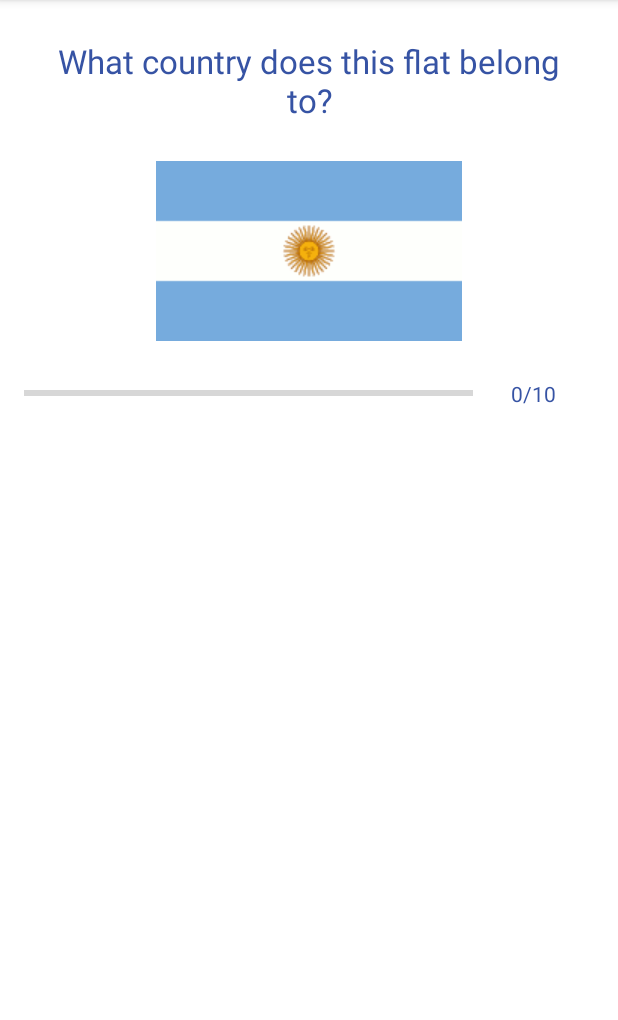
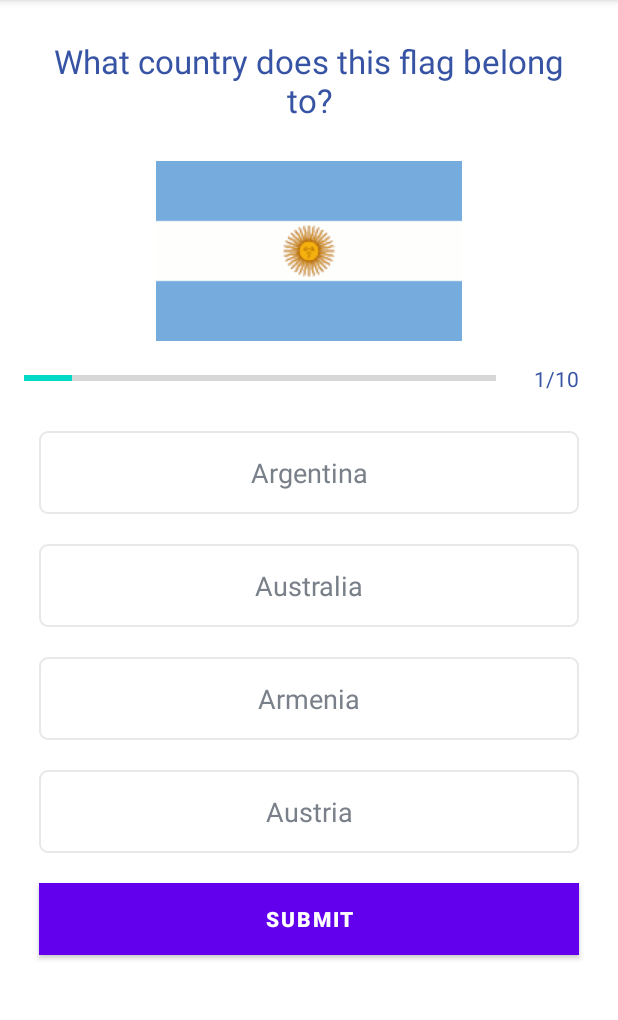
Before and after one commit to Kasaklalita/Quiz-App, an Android app: the QuizQuestionsActivity screen opened directly, with no data from a screen before it, on a phone screen of 412 x 824 dp, the part 84-1104 px from its top. Run offline under Robolectric (Android 15) with nearby library versions, the phone set to English and light mode, and no system bars.

Commit message:
Connecting the UI to the Model

```diff
--- a/app/src/main/java/com/example/quizapp/QuizQuestionsActivity.kt
+++ b/app/src/main/java/com/example/quizapp/QuizQuestionsActivity.kt
@@ -3,6 +3,8 @@ package com.example.quizapp
 import androidx.appcompat.app.AppCompatActivity
 import android.os.Bundle
 import android.util.Log
+import kotlinx.android.synthetic.main.activity_quiz_questions.*
+import kotlinx.android.synthetic.main.activity_quiz_questions.view.*
 
 class QuizQuestionsActivity : AppCompatActivity() {
     override fun onCreate(savedInstanceState: Bundle?) {
@@ -11,5 +13,18 @@ class QuizQuestionsActivity : AppCompatActivity() {
 
         val questionsList = Constants.getQuestions()
         Log.i("Questions Size", "${questionsList.size}")
+
+        val currentPosition: Int = 1
+        val question: Question? = questionsList[currentPosition - 1]
+
+        progressBar.progress = currentPosition
+        tv_progress.text = "${currentPosition}/${progressBar.max}"
+        tv_question.text = question!!.question
+        iv_image.setImageResource(question.image)
+        tv_option_one.text = question.optionOne
+        tv_option_two.text = question.optionTwo
+        tv_option_three.text = question.optionThree
+        tv_option_four.text = question.optionFour
+
     }
 }
--- /dev/null
+++ b/app/src/main/res/drawable-v24/default_option_border_bg.xml
@@ -0,0 +1,9 @@
+<?xml version="1.0" encoding="utf-8" ?>
+<shape xmlns:android="http://schemas.android.com/apk/res/android"
+    android:shape="rectangle">
+    <stroke
+        android:width="1dp"
+        android:color="#E8E8E8" />
+    <solid android:color="@android:color/white"/>
+    <corners android:radius="5dp"/>
+</shape>
--- a/app/src/main/res/layout/activity_quiz_questions.xml
+++ b/app/src/main/res/layout/activity_quiz_questions.xml
@@ -19,7 +19,7 @@
             android:layout_height="wrap_content"
             android:layout_margin="10dp"
             android:gravity="center"
-            android:text="What country does this flat belong to?"
+            android:text="What country does this flag belong to?"
             android:textColor="#3653A4"
             android:textSize="22sp" />
 
@@ -54,11 +54,69 @@
                 android:layout_height="wrap_content"
                 android:layout_margin="10dp"
                 android:gravity="center"
-                android:padding="15dp"
+                android:paddingLeft="15dp"
                 android:text="0/10"
                 android:textColor="#3653A4"
                 android:textSize="14sp" />
         </LinearLayout>
+
+        <TextView
+            android:id="@+id/tv_option_one"
+            android:layout_width="match_parent"
+            android:layout_height="wrap_content"
+            android:layout_margin="10dp"
+            android:background="@drawable/default_option_border_bg"
+            android:gravity="center"
+            android:padding="15dp"
+            android:text="Apple"
+            android:textColor="#7A8089"
+            android:textSize="18sp" />
+
+        <TextView
+            android:id="@+id/tv_option_two"
+            android:layout_width="match_parent"
+            android:layout_height="wrap_content"
+            android:layout_margin="10dp"
+            android:background="@drawable/default_option_border_bg"
+            android:gravity="center"
+            android:padding="15dp"
+            android:text="Apple"
+            android:textColor="#7A8089"
+            android:textSize="18sp" />
+
+        <TextView
+            android:id="@+id/tv_option_three"
+            android:layout_width="match_parent"
+            android:layout_height="wrap_content"
+            android:layout_margin="10dp"
+            android:background="@drawable/default_option_border_bg"
+            android:gravity="center"
+            android:padding="15dp"
+            android:text="Apple"
+            android:textColor="#7A8089"
+            android:textSize="18sp" />
+
+        <TextView
+            android:id="@+id/tv_option_four"
+            android:layout_width="match_parent"
+            android:layout_height="wrap_content"
+            android:layout_margin="10dp"
+            android:background="@drawable/default_option_border_bg"
+            android:gravity="center"
+            android:padding="15dp"
+            android:text="Apple"
+            android:textColor="#7A8089"
+            android:textSize="18sp" />
+
+        <Button
+            android:id="@+id/btn_submit"
+            android:layout_width="match_parent"
+            android:layout_height="wrap_content"
+            android:layout_margin="10dp"
+            android:background="@color/purple_500"
+            android:text="SUBMIT"
+            android:textColor="@android:color/white"
+            android:textStyle="bold" />
     </LinearLayout>
 
 </ScrollView>
```
